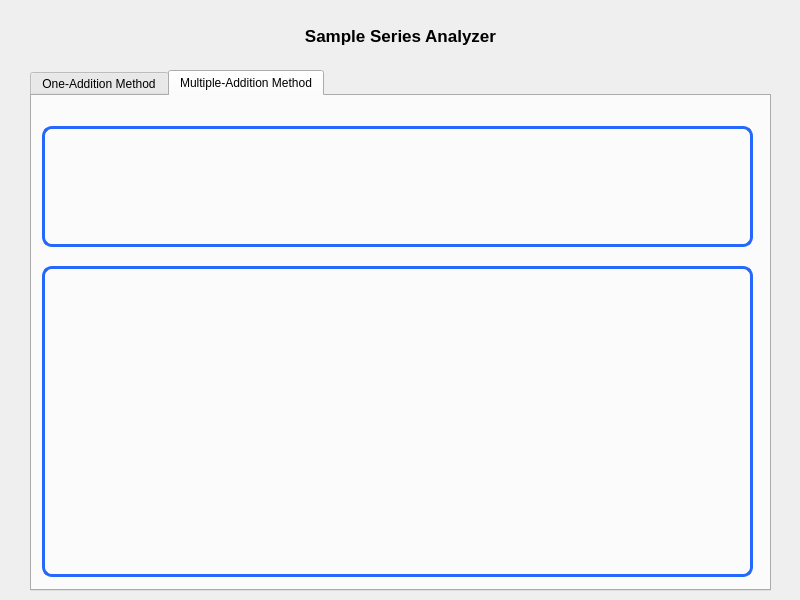
Old version of the form SpectrumAnalyzer/concentration.ui in the repository NilushikaSandeepani/189116Research.
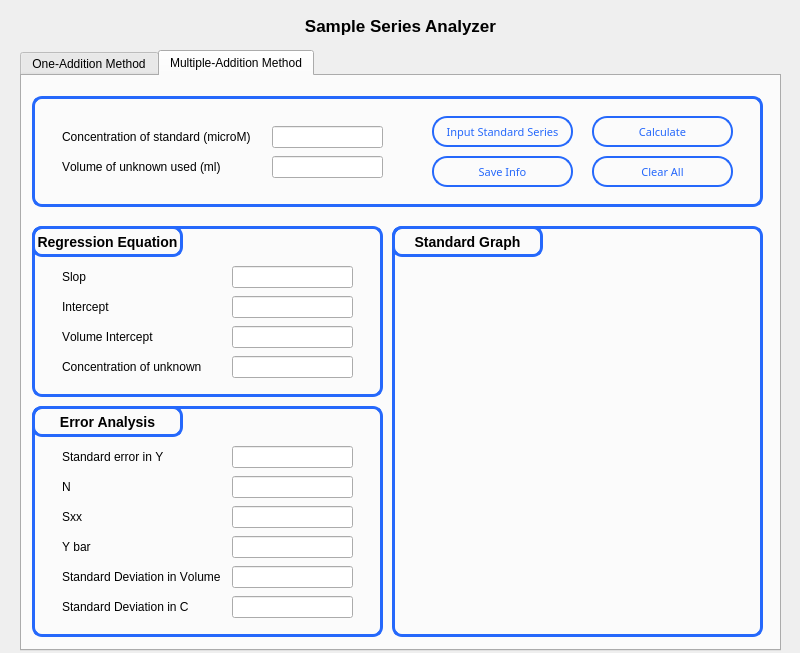
New version of the form.

Patch:
```diff
--- a/SpectrumAnalyzer/concentration.ui
+++ b/SpectrumAnalyzer/concentration.ui
@@ -7,7 +7,7 @@
     <x>0</x>
     <y>0</y>
     <width>800</width>
-    <height>600</height>
+    <height>653</height>
    </rect>
   </property>
   <property name="windowTitle">
@@ -16,10 +16,10 @@
   <widget class="QTabWidget" name="tabWidget">
    <property name="geometry">
     <rect>
-     <x>30</x>
-     <y>70</y>
-     <width>741</width>
-     <height>521</height>
+     <x>20</x>
+     <y>50</y>
+     <width>761</width>
+     <height>601</height>
     </rect>
    </property>
    <property name="currentIndex">
@@ -29,31 +29,383 @@
     <attribute name="title">
      <string>One-Addition Method</string>
     </attribute>
-    <widget class="QWidget" name="datainput1" native="true">
+    <widget class="QWidget" name="unknown" native="true">
      <property name="geometry">
       <rect>
-       <x>10</x>
+       <x>20</x>
        <y>20</y>
-       <width>711</width>
-       <height>141</height>
+       <width>341</width>
+       <height>221</height>
       </rect>
      </property>
      <property name="styleSheet">
-      <string notr="true">#datainput1 {border-radius:10px; border:3px solid;border-color: #2568FB;}</string>
+      <string notr="true">#unknown {border-radius:10px; border:3px solid;border-color: #2568FB;}</string>
      </property>
+     <widget class="QLabel" name="unkname">
+      <property name="geometry">
+       <rect>
+        <x>0</x>
+        <y>0</y>
+        <width>141</width>
+        <height>31</height>
+       </rect>
+      </property>
+      <property name="font">
+       <font>
+        <pointsize>-1</pointsize>
+        <bold>true</bold>
+       </font>
+      </property>
+      <property name="styleSheet">
+       <string notr="true">#unkname {Font-size:14px;
+color: rgb(0, 0, 0);
+background-color: transparent;
+border-radius:10px;
+border:3px solid;
+border-color: #2568FB;}</string>
+      </property>
+      <property name="text">
+       <string>Unknown Sample</string>
+      </property>
+      <property name="alignment">
+       <set>Qt::AlignCenter</set>
+      </property>
+     </widget>
+     <widget class="QLineEdit" name="volinput">
+      <property name="geometry">
+       <rect>
+        <x>40</x>
+        <y>70</y>
+        <width>221</width>
+        <height>22</height>
+       </rect>
+      </property>
+     </widget>
+     <widget class="QLabel" name="Vol">
+      <property name="geometry">
+       <rect>
+        <x>40</x>
+        <y>50</y>
+        <width>121</width>
+        <height>21</height>
+       </rect>
+      </property>
+      <property name="font">
+       <font>
+        <bold>false</bold>
+        <kerning>false</kerning>
+       </font>
+      </property>
+      <property name="text">
+       <string>Volume (ml)</string>
+      </property>
+     </widget>
+     <widget class="QLineEdit" name="absinput">
+      <property name="geometry">
+       <rect>
+        <x>40</x>
+        <y>120</y>
+        <width>221</width>
+        <height>22</height>
+       </rect>
+      </property>
+     </widget>
+     <widget class="QLabel" name="abs">
+      <property name="geometry">
+       <rect>
+        <x>40</x>
+        <y>100</y>
+        <width>121</width>
+        <height>21</height>
+       </rect>
+      </property>
+      <property name="font">
+       <font>
+        <bold>false</bold>
+        <kerning>false</kerning>
+       </font>
+      </property>
+      <property name="text">
+       <string>Absorbance </string>
+      </property>
+     </widget>
     </widget>
-    <widget class="QWidget" name="datainput1_2" native="true">
+    <widget class="QWidget" name="known" native="true">
      <property name="geometry">
       <rect>
-       <x>10</x>
-       <y>180</y>
-       <width>451</width>
-       <height>141</height>
+       <x>380</x>
+       <y>20</y>
+       <width>341</width>
+       <height>221</height>
       </rect>
      </property>
      <property name="styleSheet">
-      <string notr="true">#Results {border-radius:10px; border:3px solid;border-color: #2568FB;}</string>
+      <string notr="true">#known {border-radius:10px; border:3px solid;border-color: #2568FB;}</string>
      </property>
+     <widget class="QLabel" name="knname">
+      <property name="geometry">
+       <rect>
+        <x>0</x>
+        <y>0</y>
+        <width>141</width>
+        <height>31</height>
+       </rect>
+      </property>
+      <property name="font">
+       <font>
+        <pointsize>-1</pointsize>
+        <bold>true</bold>
+       </font>
+      </property>
+      <property name="styleSheet">
+       <string notr="true">#knname {Font-size:14px;
+color: rgb(0, 0, 0);
+background-color: transparent;
+border-radius:10px;
+border:3px solid;
+border-color: #2568FB;}</string>
+      </property>
+      <property name="text">
+       <string>Standard Sample</string>
+      </property>
+      <property name="alignment">
+       <set>Qt::AlignCenter</set>
+      </property>
+     </widget>
+     <widget class="QLineEdit" name="absknownin">
+      <property name="geometry">
+       <rect>
+        <x>40</x>
+        <y>120</y>
+        <width>221</width>
+        <height>22</height>
+       </rect>
+      </property>
+     </widget>
+     <widget class="QLabel" name="absknown">
+      <property name="geometry">
+       <rect>
+        <x>40</x>
+        <y>100</y>
+        <width>121</width>
+        <height>21</height>
+       </rect>
+      </property>
+      <property name="font">
+       <font>
+        <bold>false</bold>
+        <kerning>false</kerning>
+       </font>
+      </property>
+      <property name="text">
+       <string>Absorbance</string>
+      </property>
+     </widget>
+     <widget class="QLabel" name="Volknown">
+      <property name="geometry">
+       <rect>
+        <x>40</x>
+        <y>50</y>
+        <width>121</width>
+        <height>21</height>
+       </rect>
+      </property>
+      <property name="font">
+       <font>
+        <bold>false</bold>
+        <kerning>false</kerning>
+       </font>
+      </property>
+      <property name="text">
+       <string>Volume (ml)</string>
+      </property>
+     </widget>
+     <widget class="QLineEdit" name="volknowin">
+      <property name="geometry">
+       <rect>
+        <x>40</x>
+        <y>70</y>
+        <width>221</width>
+        <height>22</height>
+       </rect>
+      </property>
+     </widget>
+     <widget class="QLabel" name="conname">
+      <property name="geometry">
+       <rect>
+        <x>40</x>
+        <y>150</y>
+        <width>121</width>
+        <height>21</height>
+       </rect>
+      </property>
+      <property name="font">
+       <font>
+        <bold>false</bold>
+        <kerning>false</kerning>
+       </font>
+      </property>
+      <property name="text">
+       <string>Concentration (/ml)</string>
+      </property>
+     </widget>
+     <widget class="QLineEdit" name="concinput">
+      <property name="geometry">
+       <rect>
+        <x>40</x>
+        <y>170</y>
+        <width>221</width>
+        <height>22</height>
+       </rect>
+      </property>
+     </widget>
+    </widget>
+    <widget class="QWidget" name="result" native="true">
+     <property name="geometry">
+      <rect>
+       <x>20</x>
+       <y>270</y>
+       <width>701</width>
+       <height>131</height>
+      </rect>
+     </property>
+     <property name="styleSheet">
+      <string notr="true">#result{border-radius:10px; border:3px solid;border-color: #2568FB;}</string>
+     </property>
+     <widget class="QLabel" name="resultname">
+      <property name="geometry">
+       <rect>
+        <x>0</x>
+        <y>0</y>
+        <width>141</width>
+        <height>31</height>
+       </rect>
+      </property>
+      <property name="font">
+       <font>
+        <pointsize>-1</pointsize>
+        <bold>true</bold>
+       </font>
+      </property>
+      <property name="styleSheet">
+       <string notr="true">#resultname{Font-size:14px;
+color: rgb(0, 0, 0);
+background-color: transparent;
+border-radius:10px;
+border:3px solid;
+border-color: #2568FB;}</string>
+      </property>
+      <property name="text">
+       <string>Result Box</string>
+      </property>
+      <property name="alignment">
+       <set>Qt::AlignCenter</set>
+      </property>
+     </widget>
+     <widget class="QPushButton" name="calculate">
+      <property name="geometry">
+       <rect>
+        <x>530</x>
+        <y>30</y>
+        <width>141</width>
+        <height>31</height>
+       </rect>
+      </property>
+      <property name="font">
+       <font>
+        <family>Poppins</family>
+        <pointsize>8</pointsize>
+       </font>
+      </property>
+      <property name="styleSheet">
+       <string notr="true">border:2px solid;
+border-radius:15px;
+border-color: #2568FB;
+color:#2568FB</string>
+      </property>
+      <property name="text">
+       <string>Calculate</string>
+      </property>
+     </widget>
+     <widget class="QPushButton" name="clearall">
+      <property name="geometry">
+       <rect>
+        <x>530</x>
+        <y>70</y>
+        <width>141</width>
+        <height>31</height>
+       </rect>
+      </property>
+      <property name="font">
+       <font>
+        <family>Poppins</family>
+        <pointsize>8</pointsize>
+       </font>
+      </property>
+      <property name="styleSheet">
+       <string notr="true">border:2px solid;
+border-radius:15px;
+border-color: #2568FB;
+color:#2568FB</string>
+      </property>
+      <property name="text">
+       <string>Clear All</string>
+      </property>
+     </widget>
+     <widget class="QLineEdit" name="absinput_2">
+      <property name="geometry">
+       <rect>
+        <x>40</x>
+        <y>80</y>
+        <width>221</width>
+        <height>22</height>
+       </rect>
+      </property>
+     </widget>
+     <widget class="QLabel" name="abs_2">
+      <property name="geometry">
+       <rect>
+        <x>40</x>
+        <y>50</y>
+        <width>231</width>
+        <height>21</height>
+       </rect>
+      </property>
+      <property name="font">
+       <font>
+        <bold>false</bold>
+        <kerning>false</kerning>
+       </font>
+      </property>
+      <property name="text">
+       <string>Unknown Concentration in your sample is,</string>
+      </property>
+     </widget>
+     <widget class="QPushButton" name="saveinfo_2">
+      <property name="geometry">
+       <rect>
+        <x>370</x>
+        <y>30</y>
+        <width>141</width>
+        <height>31</height>
+       </rect>
+      </property>
+      <property name="font">
+       <font>
+        <family>Poppins</family>
+        <pointsize>8</pointsize>
+       </font>
+      </property>
+      <property name="styleSheet">
+       <string notr="true">border:2px solid;
+border-radius:15px;
+border-color: #2568FB;
+color:#2568FB</string>
+      </property>
+      <property name="text">
+       <string>Save Info</string>
+      </property>
+     </widget>
     </widget>
    </widget>
    <widget class="QWidget" name="tab_2">
@@ -64,27 +416,601 @@
      <property name="geometry">
       <rect>
        <x>10</x>
-       <y>30</y>
-       <width>711</width>
-       <height>121</height>
+       <y>20</y>
+       <width>731</width>
+       <height>111</height>
       </rect>
      </property>
      <property name="styleSheet">
       <string notr="true">#Datainput {border-radius:10px; border:3px solid;border-color: #2568FB;}</string>
      </property>
+     <widget class="QLineEdit" name="cstandardin">
+      <property name="geometry">
+       <rect>
+        <x>240</x>
+        <y>30</y>
+        <width>111</width>
+        <height>22</height>
+       </rect>
+      </property>
+     </widget>
+     <widget class="QLabel" name="cstandard">
+      <property name="geometry">
+       <rect>
+        <x>30</x>
+        <y>30</y>
+        <width>201</width>
+        <height>21</height>
+       </rect>
+      </property>
+      <property name="font">
+       <font>
+        <bold>false</bold>
+        <kerning>false</kerning>
+       </font>
+      </property>
+      <property name="text">
+       <string>Concentration of standard (microM)</string>
+      </property>
+     </widget>
+     <widget class="QLabel" name="Volunknown">
+      <property name="geometry">
+       <rect>
+        <x>30</x>
+        <y>60</y>
+        <width>171</width>
+        <height>21</height>
+       </rect>
+      </property>
+      <property name="font">
+       <font>
+        <bold>false</bold>
+        <kerning>false</kerning>
+       </font>
+      </property>
+      <property name="text">
+       <string>Volume of unknown used (ml)</string>
+      </property>
+     </widget>
+     <widget class="QLineEdit" name="volunknownin">
+      <property name="geometry">
+       <rect>
+        <x>240</x>
+        <y>60</y>
+        <width>111</width>
+        <height>22</height>
+       </rect>
+      </property>
+     </widget>
+     <widget class="QPushButton" name="calculate2">
+      <property name="geometry">
+       <rect>
+        <x>560</x>
+        <y>20</y>
+        <width>141</width>
+        <height>31</height>
+       </rect>
+      </property>
+      <property name="font">
+       <font>
+        <family>Poppins</family>
+        <pointsize>8</pointsize>
+       </font>
+      </property>
+      <property name="styleSheet">
+       <string notr="true">border:2px solid;
+border-radius:15px;
+border-color: #2568FB;
+color:#2568FB</string>
+      </property>
+      <property name="text">
+       <string>Calculate</string>
+      </property>
+     </widget>
+     <widget class="QPushButton" name="Clearall2">
+      <property name="geometry">
+       <rect>
+        <x>560</x>
+        <y>60</y>
+        <width>141</width>
+        <height>31</height>
+       </rect>
+      </property>
+      <property name="font">
+       <font>
+        <family>Poppins</family>
+        <pointsize>8</pointsize>
+       </font>
+      </property>
+      <property name="styleSheet">
+       <string notr="true">border:2px solid;
+border-radius:15px;
+border-color: #2568FB;
+color:#2568FB</string>
+      </property>
+      <property name="text">
+       <string>Clear All</string>
+      </property>
+     </widget>
+     <widget class="QPushButton" name="Sseriesdata">
+      <property name="geometry">
+       <rect>
+        <x>400</x>
+        <y>20</y>
+        <width>141</width>
+        <height>31</height>
+       </rect>
+      </property>
+      <property name="font">
+       <font>
+        <family>Poppins</family>
+        <pointsize>8</pointsize>
+       </font>
+      </property>
+      <property name="styleSheet">
+       <string notr="true">border:2px solid;
+border-radius:15px;
+border-color: #2568FB;
+color:#2568FB</string>
+      </property>
+      <property name="text">
+       <string>Input Standard Series</string>
+      </property>
+     </widget>
+     <widget class="QPushButton" name="saveinfo">
+      <property name="geometry">
+       <rect>
+        <x>400</x>
+        <y>60</y>
+        <width>141</width>
+        <height>31</height>
+       </rect>
+      </property>
+      <property name="font">
+       <font>
+        <family>Poppins</family>
+        <pointsize>8</pointsize>
+       </font>
+      </property>
+      <property name="styleSheet">
+       <string notr="true">border:2px solid;
+border-radius:15px;
+border-color: #2568FB;
+color:#2568FB</string>
+      </property>
+      <property name="text">
+       <string>Save Info</string>
+      </property>
+     </widget>
     </widget>
-    <widget class="QWidget" name="Graph2" native="true">
+    <widget class="QWidget" name="result2" native="true">
      <property name="geometry">
       <rect>
+       <x>370</x>
+       <y>150</y>
+       <width>371</width>
+       <height>411</height>
+      </rect>
+     </property>
+     <property name="styleSheet">
+      <string notr="true">#result2 {border-radius:10px; border:3px solid;border-color: #2568FB;}</string>
+     </property>
+     <widget class="QWidget" name="graph2" native="true">
+      <property name="geometry">
+       <rect>
+        <x>10</x>
+        <y>50</y>
+        <width>351</width>
+        <height>351</height>
+       </rect>
+      </property>
+     </widget>
+     <widget class="QLabel" name="Standardcurve">
+      <property name="geometry">
+       <rect>
+        <x>0</x>
+        <y>0</y>
+        <width>151</width>
+        <height>31</height>
+       </rect>
+      </property>
+      <property name="font">
+       <font>
+        <pointsize>-1</pointsize>
+        <bold>true</bold>
+       </font>
+      </property>
+      <property name="styleSheet">
+       <string notr="true">#Standardcurve {Font-size:14px;
+color: rgb(0, 0, 0);
+background-color: transparent;
+border-radius:10px;
+border:3px solid;
+border-color: #2568FB;}</string>
+      </property>
+      <property name="text">
+       <string>Standard Graph</string>
+      </property>
+      <property name="alignment">
+       <set>Qt::AlignCenter</set>
+      </property>
+     </widget>
+    </widget>
+    <widget class="QWidget" name="result3" native="true">
+     <property name="geometry">
+      <rect>
        <x>10</x>
-       <y>170</y>
-       <width>711</width>
-       <height>311</height>
+       <y>150</y>
+       <width>351</width>
+       <height>171</height>
       </rect>
      </property>
      <property name="styleSheet">
-      <string notr="true">#Graph2 {border-radius:10px; border:3px solid;border-color: #2568FB;}</string>
+      <string notr="true">#result3 {border-radius:10px; border:3px solid;border-color: #2568FB;}</string>
      </property>
+     <widget class="QLineEdit" name="slopin">
+      <property name="geometry">
+       <rect>
+        <x>200</x>
+        <y>40</y>
+        <width>121</width>
+        <height>22</height>
+       </rect>
+      </property>
+     </widget>
+     <widget class="QLabel" name="slopname">
+      <property name="geometry">
+       <rect>
+        <x>30</x>
+        <y>40</y>
+        <width>41</width>
+        <height>21</height>
+       </rect>
+      </property>
+      <property name="font">
+       <font>
+        <bold>false</bold>
+        <kerning>false</kerning>
+       </font>
+      </property>
+      <property name="text">
+       <string>Slop</string>
+      </property>
+     </widget>
+     <widget class="QLabel" name="interceptname">
+      <property name="geometry">
+       <rect>
+        <x>30</x>
+        <y>70</y>
+        <width>61</width>
+        <height>21</height>
+       </rect>
+      </property>
+      <property name="font">
+       <font>
+        <bold>false</bold>
+        <kerning>false</kerning>
+       </font>
+      </property>
+      <property name="text">
+       <string>Intercept</string>
+      </property>
+     </widget>
+     <widget class="QLineEdit" name="cstandardin_3">
+      <property name="geometry">
+       <rect>
+        <x>200</x>
+        <y>70</y>
+        <width>121</width>
+        <height>22</height>
+       </rect>
+      </property>
+     </widget>
+     <widget class="QLabel" name="vinterceptname">
+      <property name="geometry">
+       <rect>
+        <x>30</x>
+        <y>100</y>
+        <width>91</width>
+        <height>21</height>
+       </rect>
+      </property>
+      <property name="font">
+       <font>
+        <bold>false</bold>
+        <kerning>false</kerning>
+       </font>
+      </property>
+      <property name="text">
+       <string>Volume Intercept</string>
+      </property>
+     </widget>
+     <widget class="QLineEdit" name="vinterceptin">
+      <property name="geometry">
+       <rect>
+        <x>200</x>
+        <y>100</y>
+        <width>121</width>
+        <height>22</height>
+       </rect>
+      </property>
+     </widget>
+     <widget class="QLabel" name="concunknown">
+      <property name="geometry">
+       <rect>
+        <x>30</x>
+        <y>130</y>
+        <width>151</width>
+        <height>21</height>
+       </rect>
+      </property>
+      <property name="font">
+       <font>
+        <bold>false</bold>
+        <kerning>false</kerning>
+       </font>
+      </property>
+      <property name="text">
+       <string>Concentration of unknown</string>
+      </property>
+     </widget>
+     <widget class="QLineEdit" name="couin">
+      <property name="geometry">
+       <rect>
+        <x>200</x>
+        <y>130</y>
+        <width>121</width>
+        <height>22</height>
+       </rect>
+      </property>
+     </widget>
+     <widget class="QLabel" name="Requationbox">
+      <property name="geometry">
+       <rect>
+        <x>0</x>
+        <y>0</y>
+        <width>151</width>
+        <height>31</height>
+       </rect>
+      </property>
+      <property name="font">
+       <font>
+        <pointsize>-1</pointsize>
+        <bold>true</bold>
+       </font>
+      </property>
+      <property name="styleSheet">
+       <string notr="true">#Requationbox {Font-size:14px;
+color: rgb(0, 0, 0);
+background-color: transparent;
+border-radius:10px;
+border:3px solid;
+border-color: #2568FB;}</string>
+      </property>
+      <property name="text">
+       <string>Regression Equation</string>
+      </property>
+      <property name="alignment">
+       <set>Qt::AlignCenter</set>
+      </property>
+     </widget>
+    </widget>
+    <widget class="QWidget" name="result4" native="true">
+     <property name="geometry">
+      <rect>
+       <x>10</x>
+       <y>330</y>
+       <width>351</width>
+       <height>231</height>
+      </rect>
+     </property>
+     <property name="styleSheet">
+      <string notr="true">#result4 {border-radius:10px; border:3px solid;border-color: #2568FB;}</string>
+     </property>
+     <widget class="QLabel" name="Nname">
+      <property name="geometry">
+       <rect>
+        <x>30</x>
+        <y>70</y>
+        <width>61</width>
+        <height>21</height>
+       </rect>
+      </property>
+      <property name="font">
+       <font>
+        <bold>false</bold>
+        <kerning>false</kerning>
+       </font>
+      </property>
+      <property name="text">
+       <string>N</string>
+      </property>
+     </widget>
+     <widget class="QLabel" name="serrorY">
+      <property name="geometry">
+       <rect>
+        <x>30</x>
+        <y>40</y>
+        <width>121</width>
+        <height>21</height>
+       </rect>
+      </property>
+      <property name="font">
+       <font>
+        <bold>false</bold>
+        <kerning>false</kerning>
+       </font>
+      </property>
+      <property name="text">
+       <string>Standard error in Y</string>
+      </property>
+     </widget>
+     <widget class="QLineEdit" name="serrorYin">
+      <property name="geometry">
+       <rect>
+        <x>200</x>
+        <y>40</y>
+        <width>121</width>
+        <height>22</height>
+       </rect>
+      </property>
+     </widget>
+     <widget class="QLineEdit" name="Nin">
+      <property name="geometry">
+       <rect>
+        <x>200</x>
+        <y>70</y>
+        <width>121</width>
+        <height>22</height>
+       </rect>
+      </property>
+     </widget>
+     <widget class="QLineEdit" name="Sxxin">
+      <property name="geometry">
+       <rect>
+        <x>200</x>
+        <y>100</y>
+        <width>121</width>
+        <height>22</height>
+       </rect>
+      </property>
+     </widget>
+     <widget class="QLabel" name="Sxxname">
+      <property name="geometry">
+       <rect>
+        <x>30</x>
+        <y>100</y>
+        <width>91</width>
+        <height>21</height>
+       </rect>
+      </property>
+      <property name="font">
+       <font>
+        <bold>false</bold>
+        <kerning>false</kerning>
+       </font>
+      </property>
+      <property name="text">
+       <string>Sxx</string>
+      </property>
+     </widget>
+     <widget class="QLabel" name="Ybarname">
+      <property name="geometry">
+       <rect>
+        <x>30</x>
+        <y>130</y>
+        <width>91</width>
+        <height>21</height>
+       </rect>
+      </property>
+      <property name="font">
+       <font>
+        <bold>false</bold>
+        <kerning>false</kerning>
+       </font>
+      </property>
+      <property name="text">
+       <string>Y bar</string>
+      </property>
+     </widget>
+     <widget class="QLineEdit" name="Ybarin">
+      <property name="geometry">
+       <rect>
+        <x>200</x>
+        <y>130</y>
+        <width>121</width>
+        <height>22</height>
+       </rect>
+      </property>
+     </widget>
+     <widget class="QLabel" name="sdinVname">
+      <property name="geometry">
+       <rect>
+        <x>30</x>
+        <y>160</y>
+        <width>161</width>
+        <height>21</height>
+       </rect>
+      </property>
+      <property name="font">
+       <font>
+        <bold>false</bold>
+        <kerning>false</kerning>
+       </font>
+      </property>
+      <property name="text">
+       <string>Standard Deviation in Volume</string>
+      </property>
+     </widget>
+     <widget class="QLineEdit" name="sdiVin">
+      <property name="geometry">
+       <rect>
+        <x>200</x>
+        <y>160</y>
+        <width>121</width>
+        <height>22</height>
+       </rect>
+      </property>
+     </widget>
+     <widget class="QLabel" name="SdevinCname">
+      <property name="geometry">
+       <rect>
+        <x>30</x>
+        <y>190</y>
+        <width>151</width>
+        <height>21</height>
+       </rect>
+      </property>
+      <property name="font">
+       <font>
+        <bold>false</bold>
+        <kerning>false</kerning>
+       </font>
+      </property>
+      <property name="text">
+       <string>Standard Deviation in C</string>
+      </property>
+     </widget>
+     <widget class="QLineEdit" name="SdevinCin">
+      <property name="geometry">
+       <rect>
+        <x>200</x>
+        <y>190</y>
+        <width>121</width>
+        <height>22</height>
+       </rect>
+      </property>
+     </widget>
+     <widget class="QLabel" name="erroranalysis">
+      <property name="geometry">
+       <rect>
+        <x>0</x>
+        <y>0</y>
+        <width>151</width>
+        <height>31</height>
+       </rect>
+      </property>
+      <property name="font">
+       <font>
+        <pointsize>-1</pointsize>
+        <bold>true</bold>
+       </font>
+      </property>
+      <property name="styleSheet">
+       <string notr="true">#erroranalysis {Font-size:14px;
+color: rgb(0, 0, 0);
+background-color: transparent;
+border-radius:10px;
+border:3px solid;
+border-color: #2568FB;}</string>
+      </property>
+      <property name="text">
+       <string>Error Analysis</string>
+      </property>
+      <property name="alignment">
+       <set>Qt::AlignCenter</set>
+      </property>
+     </widget>
     </widget>
    </widget>
   </widget>
@@ -92,7 +1018,7 @@
    <property name="geometry">
     <rect>
      <x>290</x>
-     <y>20</y>
+     <y>10</y>
      <width>221</width>
      <height>31</height>
     </rect>
```
